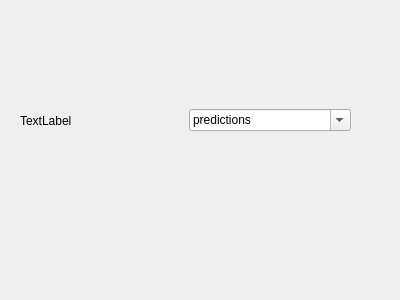
Old version of the form src/gui/components/LogRow.ui in the repository iamshrisawant/sortedpc.
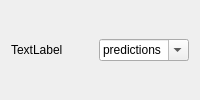
New version of the form.

What changed in the file:
```diff
--- a/src/gui/components/LogRow.ui
+++ b/src/gui/components/LogRow.ui
@@ -2,26 +2,6 @@
 <ui version="4.0">
  <class>LogRow</class>
  <widget class="QWidget" name="LogRow">
-  <property name="geometry">
-   <rect>
-    <x>0</x>
-    <y>0</y>
-    <width>400</width>
-    <height>300</height>
-   </rect>
-  </property>
-  <property name="windowTitle">
-   <string>Form</string>
-  </property>
-  <widget class="QWidget" name="horizontalLayoutWidget">
-   <property name="geometry">
-    <rect>
-     <x>20</x>
-     <y>100</y>
-     <width>331</width>
-     <height>41</height>
-    </rect>
-   </property>
    <layout class="QHBoxLayout" name="logRowLayout">
     <item>
      <widget class="QLabel" name="lblFilename">
@@ -48,7 +28,6 @@
      </widget>
     </item>
    </layout>
-  </widget>
  </widget>
  <resources/>
  <connections/>
```
Lines whose indentation alone changed are shown as unchanged.
